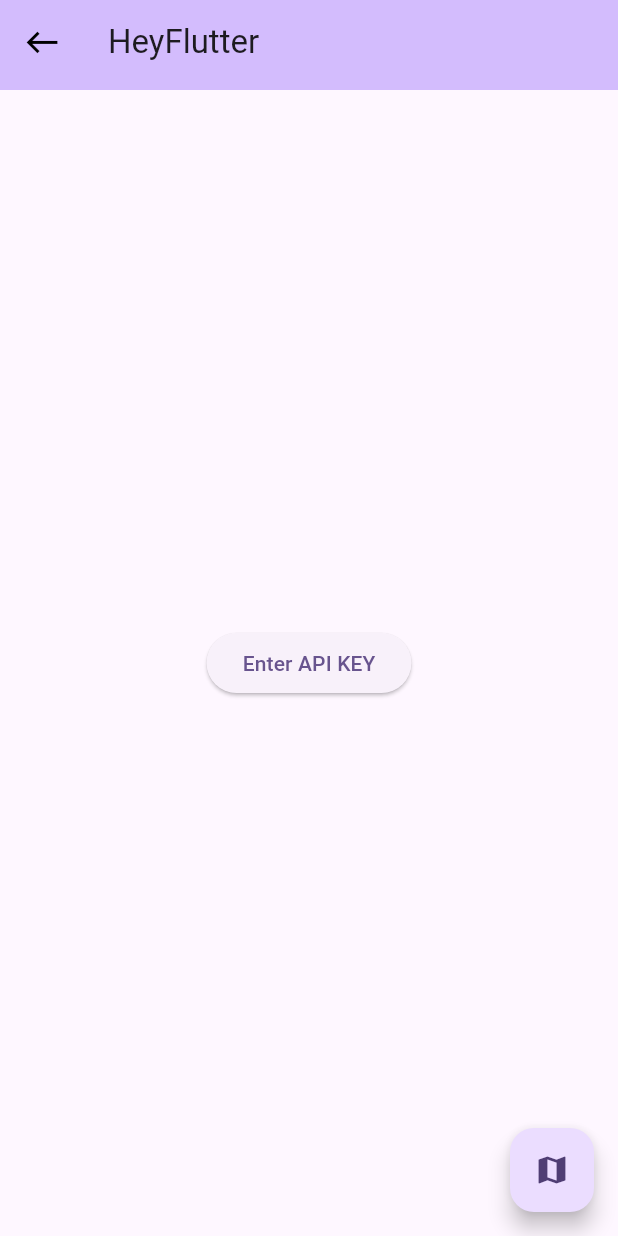
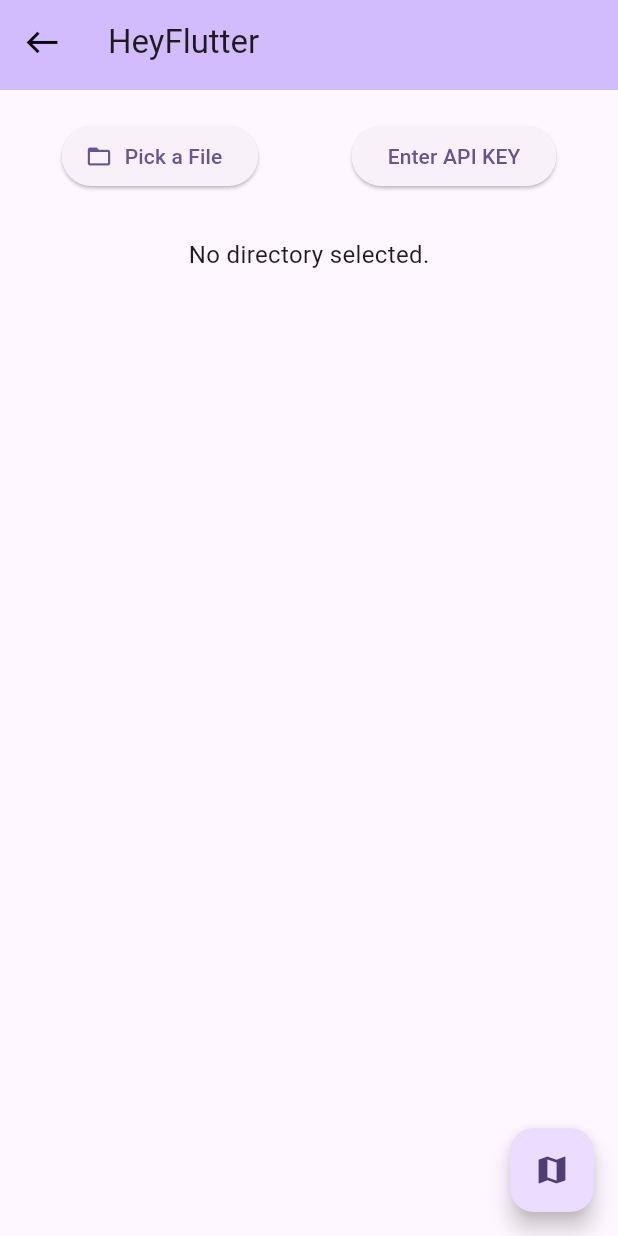
Before and after one commit to raxahai/hey-flutter-test, a Flutter app: the screen it shows after launch, on a phone screen of 412 x 824 dp. Run offline on Flutter 3.47's test engine with Material 3 defaults, Android fonts, the phone set to English and light mode, and no system bars; our stand-ins replace file_picker, get, google_maps_flutter.

Commit message:
Add directory picker logic and presentation
- Add in view and controller

```diff
--- a/lib/app/features/home/controllers/home_controller.dart
+++ b/lib/app/features/home/controllers/home_controller.dart
@@ -1,17 +1,14 @@
 import 'dart:io';
-
+import 'package:file_picker/file_picker.dart';
 import 'package:get/get.dart';
 import 'package:test_task/core/method_channels/meta_data_channel.dart';
 import 'package:test_task/app/features/map/views/map_view.dart';
 
 class HomeController extends GetxController {
-  RxInt counter = 0.obs;
+  RxBool isLoading = false.obs;
+  RxString selectedDirectory = "".obs;
   final MetaDataPlatformChannelService metaDataPlatformChannelService =
       MetaDataPlatformChannelServiceImpl();
-
-  void incrementCounter() {
-    counter++;
-  }
 
   void openMaps() {
     Get.to(const MapView());
@@ -25,4 +22,17 @@
             : "com.google.iOS.geo.API_KEY",
         apiKey);
   }
+
+  Future<void> pickDirectory(void Function(String) onError) async {
+    try {
+      String? directoryPath = await FilePicker.platform.getDirectoryPath();
+      if (directoryPath != null) {
+        selectedDirectory.value = directoryPath;
+      }
+    } catch (e) {
+      onError("Error selecting directory: $e");
+    } finally {
+      update();
+    }
+  }
 }
--- a/lib/app/features/home/views/home_view.dart
+++ b/lib/app/features/home/views/home_view.dart
@@ -19,10 +19,26 @@
             backgroundColor: Theme.of(context).colorScheme.inversePrimary,
             title: Text(title),
           ),
-          body: Center(
+          body: Container(
+            padding: const EdgeInsets.symmetric(horizontal: 10, vertical: 20),
             child: Column(
-              mainAxisAlignment: MainAxisAlignment.center,
+              children: [
+                Row(
+                  mainAxisAlignment: MainAxisAlignment.spaceAround,
                   children: <Widget>[
+                    ElevatedButton.icon(
+                      onPressed: () => homeController.pickDirectory(
+                        (err) {
+                          ScaffoldMessenger.of(context).showSnackBar(
+                            SnackBar(
+                              content: Text(err),
+                            ),
+                          );
+                        },
+                      ),
+                      icon: const Icon(Icons.folder_open),
+                      label: const Text('Pick a File'),
+                    ),
                     ElevatedButton(
                       onPressed: () {
                         Get.dialog(
@@ -36,6 +52,23 @@
                     ),
                   ],
                 ),
+                const SizedBox(height: 30),
+                if (homeController.selectedDirectory.value.isNotEmpty) ...[
+                  const Align(
+                    alignment: Alignment.centerLeft,
+                    child: Text(
+                      "Selected Directory:",
+                      style:
+                          TextStyle(fontSize: 16, fontWeight: FontWeight.bold),
+                    ),
+                  ),
+                  const SizedBox(height: 8),
+                  Text(homeController.selectedDirectory.value),
+                ] else
+                  const Text("No directory selected.",
+                      style: TextStyle(fontSize: 16)),
+              ],
+            ),
           ),
           floatingActionButton: FloatingActionButton(
             onPressed: homeController.openMaps,
```
Lines whose indentation alone changed are shown as unchanged.
